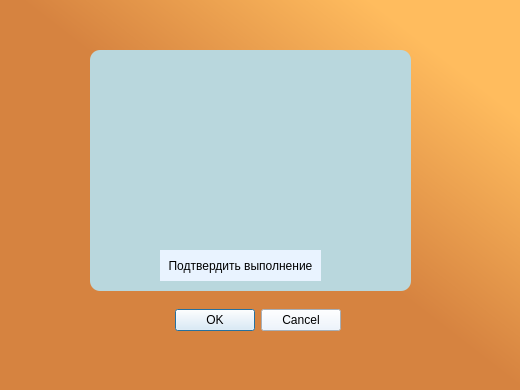
Old version of the form course/descwork.ui in the repository TFed555/Coursework.
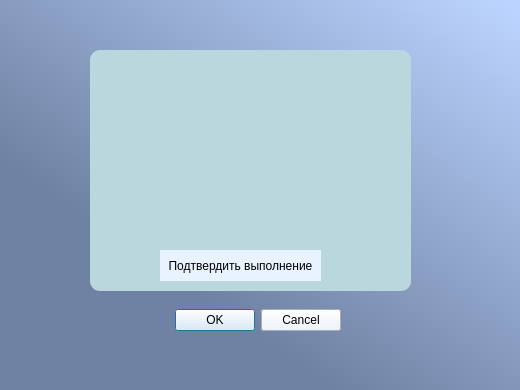
New version of the form.

```diff
--- a/course/descwork.ui
+++ b/course/descwork.ui
@@ -23,7 +23,7 @@
     </rect>
    </property>
    <property name="styleSheet">
-    <string notr="true">background-color: qlineargradient(spread:pad, x1:0, y1:1, x2:0.866, y2:0.164818, stop:0.60199 rgba(214, 131, 64, 255), stop:1 rgba(255, 188, 94, 255));</string>
+    <string notr="true">background-color: qlineargradient(spread:pad, x1:1, y1:0.0284091, x2:0.353, y2:0.733, stop:0.00497512 rgba(187, 212, 255, 255), stop:1 rgba(112, 130, 163, 255));</string>
    </property>
    <property name="text">
     <string/>
```
